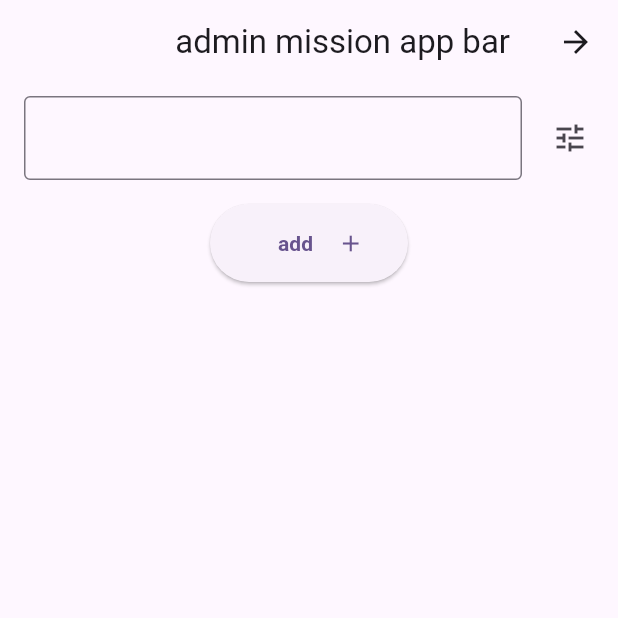
After one commit to AminMtz78/mission_project, a Flutter app: the AdminHomePage screen opened by its route, after a tap on "add", on a phone screen of 412 x 824 dp, the top half of it. The commit adds this screen. Run offline on Flutter 3.47's test engine with Material 3 defaults, Android fonts, the phone set to English and light mode, and no system bars; our stand-ins replace dio, get, get_storage; missing offline and left inert: dart_either; accounts and stored records are empty; statements that could not run were skipped.

Commit message:
starting admin mission list page , add and edit mission page

```diff
--- a/db.json
+++ b/db.json
@@ -3,7 +3,7 @@
     {
       "username": "amin",
       "password": "amin",
-      "userType": 2,
+      "userType": 1,
       "id": 1
     },
     {
--- a/mission_project/lib/src/infrastructure/routes/route_name.dart
+++ b/mission_project/lib/src/infrastructure/routes/route_name.dart
@@ -3,6 +3,10 @@ import 'route_path.dart';
 class RouteName {
   static const String splashPage = RoutePath.splashPage;
   static const String loginPage = RoutePath.loginPage;
+
   static const String registerPage =
       '${RoutePath.loginPage}${RoutePath.registerPage}';
+
+  static const String adminHomePage = RoutePath.adminHomePage;
+  static const String missionList = RoutePath.missionList;
 }
--- a/mission_project/lib/src/infrastructure/routes/route_pages.dart
+++ b/mission_project/lib/src/infrastructure/routes/route_pages.dart
@@ -1,11 +1,15 @@
 import 'package:get/get.dart';
-import 'package:mission_project/src/pages/splash/common/splash_page_binding.dart';
-import 'package:mission_project/src/pages/splash/views/splash_page.dart';
 
+import '../../pages/admin_home/common/admin_home_binding.dart';
+import '../../pages/admin_home/views/admin_home_page.dart';
 import '../../pages/login/common/login_page_binding.dart';
 import '../../pages/login/views/login_page.dart';
+import '../../pages/mission_list/common/mission_list_binding.dart';
+import '../../pages/mission_list/views/mission_list_page.dart';
 import '../../pages/register/common/register_page_binding.dart';
 import '../../pages/register/views/register_page.dart';
+import '../../pages/splash/common/splash_page_binding.dart';
+import '../../pages/splash/views/splash_page.dart';
 import 'route_path.dart';
 
 class RoutePages {
@@ -28,5 +32,15 @@ class RoutePages {
         ),
       ],
     ),
+    GetPage(
+      name: RoutePath.adminHomePage,
+      page: () => AdminHomePage(),
+      binding: AdminHomeBinding(),
+    ),
+    GetPage(
+      name: RoutePath.missionList,
+      page: () => MissionListPage(),
+      binding: MissionListBinding(),
+    ),
   ];
 }
--- a/mission_project/lib/src/infrastructure/routes/route_path.dart
+++ b/mission_project/lib/src/infrastructure/routes/route_path.dart
@@ -2,4 +2,7 @@ class RoutePath {
   static const String splashPage = '/splash';
   static const String loginPage = '/login';
   static const String registerPage = '/register';
+  static const String adminHomePage = '/home';
+  static const String missionList = '/mission-list';
+  static const String addMission = '/add-mission';
 }
--- /dev/null
+++ b/mission_project/lib/src/pages/admin_home/common/admin_home_binding.dart
@@ -0,0 +1,10 @@
+import 'package:get/get.dart';
+
+import '../controller/admin_home_controller.dart';
+
+class AdminHomeBinding extends Bindings{
+  @override
+  void dependencies() {
+    Get.lazyPut(()=> AdminHomeController());
+  }
+}
--- /dev/null
+++ b/mission_project/lib/src/pages/admin_home/controller/admin_home_controller.dart
@@ -0,0 +1,11 @@
+import 'package:get/get.dart';
+
+import '../../../infrastructure/routes/route_path.dart';
+
+class AdminHomeController extends GetxController {
+  final String title = 'admin mission app bar';
+
+  Future<void> goToAddMissionPage() async {
+    final result = await Get.toNamed(RoutePath.addMission);
+  }
+}
--- /dev/null
+++ b/mission_project/lib/src/pages/admin_home/views/admin_home_page.dart
@@ -0,0 +1,60 @@
+import 'package:flutter/material.dart';
+import 'package:get/get.dart';
+import 'package:mission_project/src/pages/shared/widgets/custom_flexible_widget.dart';
+
+import '../../../infrastructure/utils/utils.dart';
+import '../controller/admin_home_controller.dart';
+
+class AdminHomePage extends GetView<AdminHomeController> {
+  const AdminHomePage({super.key});
+
+  @override
+  Widget build(BuildContext context) {
+    return Scaffold(
+      appBar: AppBar(title: Text(controller.title)),
+      body: SingleChildScrollView(child: _body()),
+    );
+  }
+
+  Widget _body() => Padding(
+    padding: Utils.smallPadding,
+    child: Column(
+      children: [
+        Row(
+          children: [
+            IconButton(onPressed: () {}, icon: Icon(Icons.tune)),
+            Flexible(
+              fit: FlexFit.tight,
+              child: Padding(
+                padding: EdgeInsets.symmetric(horizontal: Utils.smallSpace),
+                child: TextFormField(
+                  decoration: InputDecoration(border: OutlineInputBorder()),
+                ),
+              ),
+            ),
+          ],
+        ),
+        Utils.mediumVerticalSpacer,
+        CustomFlexibleWidget(
+          widget: ElevatedButton(
+            onPressed: controller.goToAddMissionPage,
+            child: Row(
+              mainAxisSize: MainAxisSize.max,
+              mainAxisAlignment: MainAxisAlignment.center,
+              children: [
+                Icon(Icons.add),
+                Padding(
+                  padding: Utils.mediumPadding,
+                  child: Text(
+                    style: TextStyle(fontWeight: FontWeight.bold),
+                    'add',
+                  ),
+                ),
+              ],
+            ),
+          ),
+        ),
+      ],
+    ),
+  );
+}
--- a/mission_project/lib/src/pages/login/controller/login_page_controller.dart
+++ b/mission_project/lib/src/pages/login/controller/login_page_controller.dart
@@ -1,11 +1,12 @@
 import 'package:flutter/material.dart';
 import 'package:get/get.dart';
-import 'package:mission_project/src/pages/shared/enums/user_type_enum.dart';
 
 import '../../../../generated/locales.g.dart';
 import '../../../infrastructure/commons/app_controller.dart';
 import '../../../infrastructure/commons/storage_handler.dart';
 import '../../../infrastructure/routes/route_name.dart';
+import '../../../infrastructure/routes/route_path.dart';
+import '../../shared/enums/user_type_enum.dart';
 import '../../shared/model/view_model/user_view_model.dart';
 import '../../shared/widgets/toast_widget.dart';
 import '../repository/login_page_repository.dart';
@@ -63,9 +64,9 @@ class LoginPageController extends GetxController {
             }
             AppController().setUser = userList.first;
             if (userList.first.userType == UserTypeEnum.admin) {
-              //todo: go to admin page
+              Get.offNamed(RoutePath.adminHomePage);
             } else {
-              //todo: go to mission list for hunter
+              Get.offNamed(RoutePath.missionList);
             }
           } else {
             ToastWidget.show(
--- a/mission_project/lib/src/pages/login/views/login_page.dart
+++ b/mission_project/lib/src/pages/login/views/login_page.dart
@@ -1,5 +1,6 @@
 import 'package:flutter/material.dart';
 import 'package:get/get.dart';
+import 'package:mission_project/src/components/grid_date_picker.dart';
 import 'package:mission_project/src/pages/shared/enums/breakpoint.dart';
 import 'package:mission_project/src/pages/shared/widgets/my_button.dart';
 
--- /dev/null
+++ b/mission_project/lib/src/pages/mission_list/common/mission_list_binding.dart
@@ -0,0 +1,11 @@
+import 'package:get/get.dart';
+
+import '../controller/mission_list_controller.dart';
+
+
+class MissionListBinding extends Bindings {
+  @override
+  void dependencies() {
+    Get.lazyPut(() => MissionListController());
+  }
+}
--- /dev/null
+++ b/mission_project/lib/src/pages/mission_list/controller/mission_list_controller.dart
@@ -0,0 +1,5 @@
+import 'package:get/get.dart';
+
+class MissionListController extends GetxController {
+  final String title = 'mission list page app bar';
+}
--- /dev/null
+++ b/mission_project/lib/src/pages/mission_list/views/mission_list_page.dart
@@ -0,0 +1,16 @@
+import 'package:flutter/material.dart';
+import 'package:get/get.dart';
+
+import '../controller/mission_list_controller.dart';
+
+class MissionListPage extends GetView<MissionListController> {
+  const MissionListPage({super.key});
+
+  @override
+  Widget build(BuildContext context) {
+    return Scaffold(
+      appBar: AppBar(title: Text(controller.title)),
+      body: Placeholder(),
+    );
+  }
+}
--- /dev/null
+++ b/mission_project/lib/src/pages/shared/widgets/custom_flexible_widget.dart
@@ -0,0 +1,18 @@
+import 'package:flutter/material.dart';
+
+class CustomFlexibleWidget extends StatelessWidget {
+  const CustomFlexibleWidget({super.key, required this.widget});
+
+  final Widget widget;
+
+  @override
+  Widget build(BuildContext context) {
+    return Row(
+      children: [
+        Flexible(fit: FlexFit.tight, child: SizedBox()),
+        Flexible(child: widget),
+        Flexible(fit: FlexFit.tight, child: SizedBox()),
+      ],
+    );
+  }
+}
```
Also changed, not shown: mission_project/lib/src/pages/mission_modify/common/add_mission_binding.dart (added), mission_project/lib/src/pages/mission_modify/common/edit_mission_binding.dart (added), mission_project/lib/src/pages/mission_modify/controller/add_mission_controller.dart (added), mission_project/lib/src/pages/mission_modify/controller/edit_mission_controller.dart (added), mission_project/lib/src/pages/mission_modify/controller/modify_mission_controller.dart (added).
